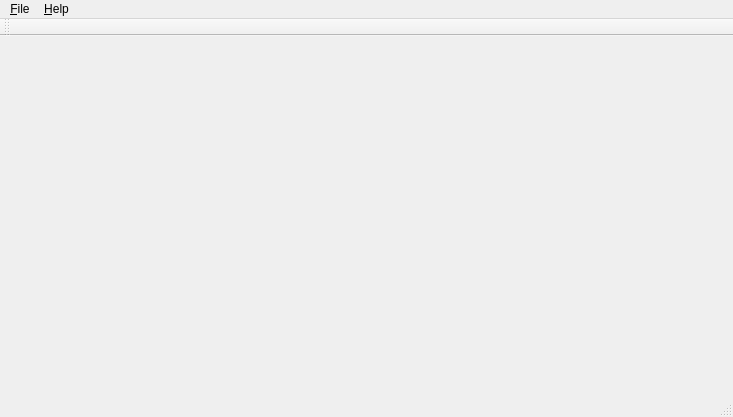
First picture: the form in code/smooth/smooth/mainwindow.ui, repository TheComet/bat6, before the edit.
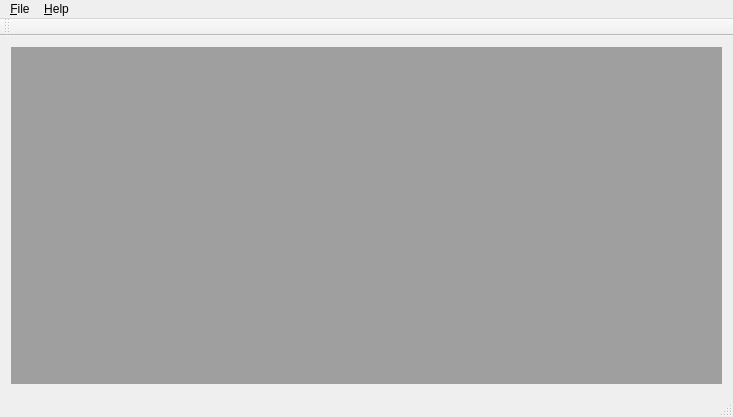
Second picture: the form after the edit.

Diff of the .ui file:
```diff
--- a/code/smooth/smooth/mainwindow.ui
+++ b/code/smooth/smooth/mainwindow.ui
@@ -13,7 +13,13 @@
   <property name="windowTitle">
    <string>Smooth BAT6</string>
   </property>
-  <widget class="QWidget" name="centralWidget"/>
+  <widget class="QWidget" name="centralWidget">
+   <layout class="QGridLayout" name="gridLayout">
+    <item row="0" column="0">
+     <widget class="QMdiArea" name="mdiArea"/>
+    </item>
+   </layout>
+  </widget>
   <widget class="QMenuBar" name="menuBar">
    <property name="geometry">
     <rect>
```
